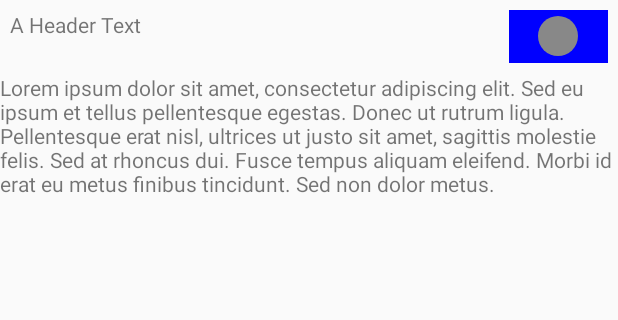
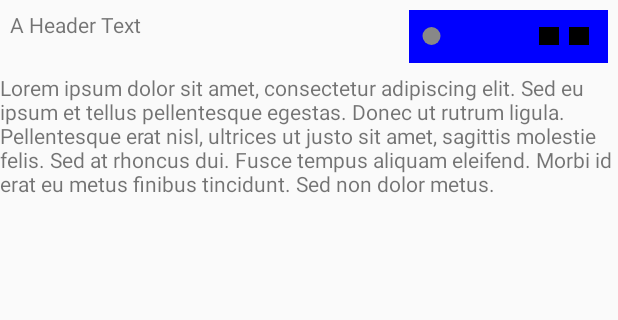
Before and after one commit to torstengustafsson/TDDC73_Project, an Android app: the screen it shows after launch (MainActivity), on a phone screen of 412 x 824 dp, the part 113-433 px from its top. Run offline under Robolectric (Android 15) with nearby library versions, the phone set to English and light mode, and no system bars; 1 statement that could not run was skipped.

Commit message:
Fixed indicator for number of pages, fixed next and back button

```diff
--- a/Carousel/app/src/main/java/com/example/administrator/carousel/Carousel.java
+++ b/Carousel/app/src/main/java/com/example/administrator/carousel/Carousel.java
@@ -31,6 +31,7 @@ public class Carousel extends LinearLayout {
 
     LinearLayout layoutTop, layoutBottom;
     TextView header;
+    PageIndicator pageI;
 
     ArrayList<Item> items;
 
@@ -52,6 +53,8 @@ public class Carousel extends LinearLayout {
         layoutTop = (LinearLayout) findViewById(R.id.headerLayout);
         layoutBottom = (LinearLayout) findViewById(R.id.carouselItemLayout);
         header = (TextView) findViewById(R.id.headerText);
+        pageI = (PageIndicator) findViewById(R.id.pageIndicatorView);
+
 
         header.setText("A Header Text");
 
@@ -80,6 +83,7 @@ public class Carousel extends LinearLayout {
             toast.show();
             return;
         }
+        pageI.setItems(items.size());
         for (int i = 0; i < Math.min(items.size(), 4); i++) {
             ItemView item = new ItemView(getContext(), items.get(i).name, items.get(i).imageUrl);
             LinearLayout.LayoutParams llp = new LinearLayout.LayoutParams(
--- a/Carousel/app/src/main/java/com/example/administrator/carousel/PageIndicator.java
+++ b/Carousel/app/src/main/java/com/example/administrator/carousel/PageIndicator.java
@@ -5,23 +5,32 @@ import android.content.Context;
 import android.graphics.Canvas;
 import android.graphics.Color;
 import android.graphics.Paint;
-import android.graphics.Rect;
 import android.graphics.Region;
+import android.graphics.drawable.ShapeDrawable;
+import android.graphics.drawable.shapes.RectShape;
 import android.util.AttributeSet;
 import android.util.Log;
+import android.view.LayoutInflater;
+import android.view.MotionEvent;
 import android.view.View;
+import android.widget.LinearLayout;
+import android.widget.Toast;
+
+import static android.graphics.Color.RED;
 
 /**
  * Handles the navigation of the carousel by allowing the user to move left and right
  * using two arrow buttons. Circles are used to show where user is positioned.
  */
 
-public class PageIndicator extends View {
+public class PageIndicator extends View implements View.OnClickListener {
 
     private Paint paint;
-    private Rect boundsRect;
-    private int width;
-    private int height;
+    private int radius;
+    private int items;
+    private double pages;
+    private ShapeDrawable next;
+    private ShapeDrawable back;
 
     public PageIndicator(Context context) {
         super(context);
@@ -44,16 +53,76 @@ public class PageIndicator extends View {
     @Override
     protected void onDraw(Canvas canvas) {
         canvas.drawColor(Color.BLUE);
-        Log.i("PageIndicator", "width: " + getWidth() + " Height: " + getHeight());
+        Log.i("PageIndicator", "items: " + getItems());
         canvas.clipRect(0, 0, getWidth(), getHeight(), Region.Op.REPLACE);
-        canvas.drawCircle(getWidth()/2, getHeight()/2, 20, paint);
+        radius = getWidth()/20;
+        Log.i("PageIndicator", "Pages: " + pages);
+        for(int i = 0; i < pages; i++){
+            Log.i("PageIndicator", "Drawing circle " + pages);
+            canvas.drawCircle(((i+1)*radius*2.5f), getHeight()/2, radius, paint);
+        }
+
+        next.setBounds(getWidth()-getWidth()*2/10, getHeight()/3, getWidth()-getWidth()/10, getHeight()*2/3);
+        back.setBounds(getWidth()-getWidth()*7/20, getHeight()/3, getWidth()-getWidth()*5/20, getHeight()*2/3);
+
+        next.draw(canvas);
+        back.draw(canvas);
+
 
     }
 
     private void init(){
+        //setOnClickListener(this);
+
         paint = new Paint();
         paint.setColor(Color.GRAY);
-        boundsRect = new Rect();
+        radius = 20;
+        pages = 1;
+        next = new ShapeDrawable(new RectShape());
+        back = new ShapeDrawable(new RectShape());
     }
 
+    public void setItems(int _items){
+        this.items = _items;
+        pages = Math.ceil((double)items/4.0);
+    }
+
+    public int getItems(){
+        return items;
+    }
+
+    @Override
+    public void onClick(View view) {
+        Toast.makeText(getContext(), "Du har klickat", Toast.LENGTH_SHORT).show();
+    }
+
+    @Override
+    public boolean onTouchEvent(MotionEvent event) {
+        // MotionEvent object holds X-Y values
+        if(event.getAction() == MotionEvent.ACTION_DOWN) {
+            if(checkBoundsNext(event.getX(), event.getY())){
+                String text = "You click at x = " + event.getX() + " and y = " + event.getY();
+                Toast.makeText(getContext(), text, Toast.LENGTH_LONG).show();
+                onClick(this);
+            }else if(checkBoundsBack(event.getX(), event.getY())){
+                onClick(this);
+            }
+        }
+
+        return super.onTouchEvent(event);
+    }
+
+    public boolean checkBoundsNext(float x, float y){
+        if(x > next.getBounds().left && x < next.getBounds().right && y < next.getBounds().bottom && y > next.getBounds().top){
+            return true;
+        }
+        return false;
+    }
+
+    public boolean checkBoundsBack(float x, float y){
+        if(x > back.getBounds().left && x < back.getBounds().right && y < back.getBounds().bottom && y > back.getBounds().top){
+            return true;
+        }
+        return false;
+    }
 }
--- a/Carousel/app/src/main/res/layout/carousel.xml
+++ b/Carousel/app/src/main/res/layout/carousel.xml
@@ -18,10 +18,10 @@
 
             <!-- TODO: Change to custom view -->
             <com.example.administrator.carousel.PageIndicator
-                android:id="@+id/PageIndicatorView"
+                android:id="@+id/pageIndicatorView"
                 android:layout_width="match_parent"
                 android:layout_height="match_parent"
-                android:layout_weight="5">
+                android:layout_weight="2">
             </com.example.administrator.carousel.PageIndicator>
 
         </LinearLayout>
```
Also changed, not shown: Carousel/app/src/main/res/drawable/back.png (added), Carousel/app/src/main/res/drawable/next.png (added).
